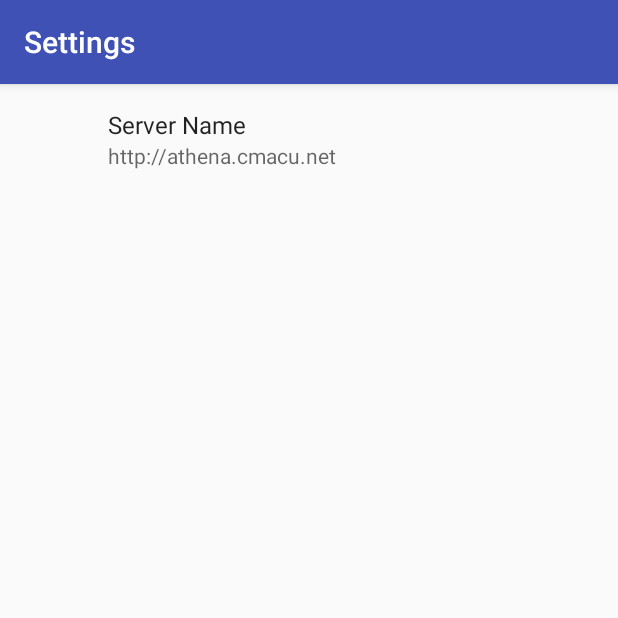
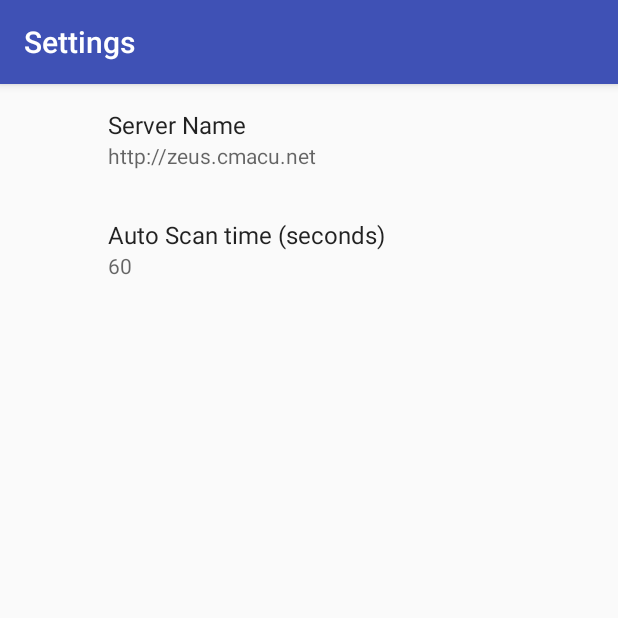
Before and after one commit to Crossmatch-Sentry/BarcodeLookup, an Android app: the screen it shows after launch (SettingsActivity), in the options menu, after a tap on "Settings", on a phone screen of 412 x 824 dp, the top half of it. Run offline under Robolectric (Android 15) with nearby library versions, the phone set to English and light mode, and no system bars; our stand-ins replace androidx.preference; libraries missing offline, so code that uses them is left out: com.crossmatch.libbarcode; 7 statements that could not run were skipped.

Commit message:
Update to ver 2.3 which: - Add Scan button to allow scanning to happen without having to press the trigger. - Add Auto Scan button to allow automatic scanning every X seconds where X is a new configurable Setting value. - ignore Goolgle Play check requirement for apps must target API level 30 or higher.

```diff
--- a/app/src/main/AndroidManifest.xml
+++ b/app/src/main/AndroidManifest.xml
@@ -5,6 +5,7 @@
     <uses-permission android:name="android.permission.INTERNET"/>
     <uses-permission android:name="android.permission.ACCESS_WIFI_STATE"/>
     <uses-permission android:name="android.permission.ACCESS_NETWORK_STATE"/>
+    <uses-permission android:name="android.permission.ACCESS_FINE_LOCATION"/>
     <uses-permission android:name="android.permission.WAKE_LOCK"/>
     <uses-permission android:name="android.permission.BLUETOOTH"/>
     <uses-permission android:name="android.permission.BLUETOOTH_ADMIN"/>
--- a/app/src/main/java/com/crossmatch/barcodelookup/BarcodeActivity.java
+++ b/app/src/main/java/com/crossmatch/barcodelookup/BarcodeActivity.java
@@ -1,6 +1,5 @@
 package com.crossmatch.barcodelookup;
 
-import android.app.Activity;
 import android.app.AlertDialog;
 import android.app.ProgressDialog;
 import android.content.Context;
@@ -11,18 +10,21 @@ import android.graphics.Bitmap;
 import android.net.wifi.SupplicantState;
 import android.net.wifi.WifiInfo;
 import android.net.wifi.WifiManager;
+import android.os.Bundle;
 import android.os.Handler;
 import android.os.Message;
 import android.os.PowerManager;
 import android.preference.PreferenceManager;
 import android.support.v7.app.AppCompatActivity;
-import android.os.Bundle;
 import android.util.Log;
 import android.view.Menu;
 import android.view.MenuInflater;
 import android.view.MenuItem;
+import android.view.View;
 import android.view.Window;
-import android.webkit.*;
+import android.webkit.WebView;
+import android.webkit.WebViewClient;
+import android.widget.Button;
 import android.widget.TextView;
 import android.widget.Toast;
 
@@ -30,17 +32,21 @@ import com.crossmatch.libbarcode.LibBarcode;
 import com.crossmatch.libbarcode.LibBarcode.Devices;
 
 import java.util.Timer;
+import java.util.TimerTask;
 
-public class BarcodeActivity extends AppCompatActivity {
+public class BarcodeActivity extends AppCompatActivity  {
 
     private static final String LOG_TAG = "BarcodeActivity";
     //private static String lookupBaseURL = "http://athena.cmacu.net/cgi-bin/vmwmsgs.pl?command=Retrieve&name=wanted.jpg";
 
     private int pageTimeout = 10;     // how long to wait (in seconds) for the image to load
+    volatile boolean autoScanThread = false;
 
     private TextView barcodeText;
     public static LibBarcode lb;
-    public static BarcodeListener bl;
+    public  BarcodeListener bl;
+    private Button singleScanButton;
+    private Button autoScanButton;
     public static Handler uiUpdateHandler;
 
     public static final int MESSAGE_BARCODE_STRING = 1;
@@ -62,6 +68,7 @@ public class BarcodeActivity extends AppCompatActivity {
     private TextView rssiText;
     private TextView ssidText;
     private Timer timer;
+    private TimerTask timerTask;
     private ProgressDialog progressLoadUrl;
     private LookupWebViewClient webViewClient;
 
@@ -77,18 +84,20 @@ public class BarcodeActivity extends AppCompatActivity {
 
         PreferenceManager.setDefaultValues(this, R.xml.preferences, false);
 
-        barcodeText = (TextView) findViewById(R.id.console);
+        barcodeText = findViewById(R.id.console);
         //barcodeText.setText("Barcode Lookup");
-        rssiText = (TextView) findViewById(R.id.textViewrssi);
-        ssidText = (TextView)findViewById(R.id.textViewssid);
-        linkspeedText = (TextView)findViewById(R.id.textViewspeed);
-        myWebView = (WebView)findViewById(R.id.webview);
+        rssiText = findViewById(R.id.textViewrssi);
+        ssidText = findViewById(R.id.textViewssid);
+        linkspeedText = findViewById(R.id.textViewspeed);
+        myWebView = findViewById(R.id.webview);
+        singleScanButton = findViewById(R.id.scan_button);
+        autoScanButton = findViewById(R.id.autoscan_btn);
 
         if (lb != null) lb.close();
         lb = new LibBarcode(this, Devices.BARCODE_JE227);
 
         PowerManager pm = (PowerManager) getSystemService(Context.POWER_SERVICE);
-        wl = pm.newWakeLock(PowerManager.FULL_WAKE_LOCK | PowerManager.ACQUIRE_CAUSES_WAKEUP | PowerManager.ON_AFTER_RELEASE, "CMBARCODE");
+        wl = pm.newWakeLock(PowerManager.PARTIAL_WAKE_LOCK | PowerManager.ACQUIRE_CAUSES_WAKEUP | PowerManager.ON_AFTER_RELEASE, "CMBARCODE:hidwl");
 
         wifiManager = (WifiManager) getApplicationContext().getSystemService(Context.WIFI_SERVICE);
 
@@ -181,13 +190,77 @@ public class BarcodeActivity extends AppCompatActivity {
         }
     }
 
+
+    // Toggle soft scan trigger from UI onClick() event
+    // Use SOFT_SCAN_TRIGGER: http://techdocs.zebra.com/datawedge/latest/guide/api/softscantrigger/
+    public void AutoScanEnable (View view){
+        Log.i(LOG_TAG,"Configure auto scan.");
+        if (autoScanThread) {
+            Log.i(LOG_TAG,"Stopping auto scan...");
+            lb.triggerCapture(LibBarcode.TriggerCapture.STOP);
+            autoScanButton.setText(R.string.autoscan_start_btn);
+            singleScanButton.setEnabled(true);
+            autoScanThread = false;
+            stoptimertask(view);
+        } else {
+            Log.i(LOG_TAG,"Starting auto scan...");
+            autoScanButton.setText(R.string.autoscan_stop_btn);
+            singleScanButton.setEnabled(false);
+            startTimer();
+        }
+    }
+
+    public void startTimer() {
+        timer = new Timer();
+
+        //initialize the TimerTask's job
+        initializeTimerTask();
+
+        Log.i(LOG_TAG, "Auto scan timer starts: "+ autoScanThread);
+
+        SharedPreferences sharedPref = PreferenceManager.getDefaultSharedPreferences(this);
+        String scantime = sharedPref.getString(getString(R.string.pref_scantime_key), "60");
+        //schedule the timer, after the first 5000ms the TimerTask will run every 30000ms
+        timer.schedule(timerTask, 5000, Integer.parseInt(scantime) * 1000L);
+    }
+
+    public void stoptimertask(View v) {
+        Log.i(LOG_TAG, "Stopping timer task");
+        //stop the timer, if it's not already null
+        if (timer != null) {
+            timer.cancel();
+            timer = null;
+        }
+    }
+
+    public void initializeTimerTask() {
+        autoScanThread = true;
+        timerTask = new TimerTask() {
+            public void run() {
+
+                //use a handler to run a toast that shows the current timestamp
+                uiUpdateHandler.post(new Runnable() {
+                    public void run() {
+                        lb.triggerCapture(LibBarcode.TriggerCapture.START);
+                    }
+                });
+            }
+        };
+    }
+
+    // Toggle soft scan trigger from UI onClick() event
+    // Use SOFT_SCAN_TRIGGER: http://techdocs.zebra.com/datawedge/latest/guide/api/softscantrigger/
+    public void ToggleSoftScanTrigger (View view){
+        lb.triggerCapture(LibBarcode.TriggerCapture.START);
+    }
+
     private void DisplayImageURL(String barcode) {
         SharedPreferences sharedPref = PreferenceManager.getDefaultSharedPreferences(this);
         String host = sharedPref.getString(getString(R.string.pref_url_key), "athena.cmacu.net");
         StringBuilder url = new StringBuilder(host);
         url.append("/cgi-bin/vmwmsgs.pl?command=Retrieve&name=wanted.jpg&SerialNum=");
         url.append(barcode);
-        Log.i(LOG_TAG,"URL: "+url.toString());
+        Log.i(LOG_TAG,"URL: "+ url);
         webViewClient = new LookupWebViewClient(pageTimeout);
         myWebView.setWebViewClient(webViewClient);
         loadUrl(url.toString());
@@ -259,7 +332,7 @@ public class BarcodeActivity extends AppCompatActivity {
                     }
                 }
             };
-            timeoutHandler.postDelayed(run, this.timeout*1000);
+            timeoutHandler.postDelayed(run, this.timeout* 1000L);
         }
 
         @Override
@@ -374,6 +447,10 @@ public class BarcodeActivity extends AppCompatActivity {
         super.onResume();
 
         Log.i(LOG_TAG, "onResume");
+        // restart auto scan if it was enabled
+        if (autoScanThread) {
+            startTimer();
+        }
         if (lb != null) {
             bl = new BarcodeListener(this, uiUpdateHandler);
             lb.resume();
--- a/app/src/main/java/com/crossmatch/barcodelookup/SettingsActivity.java
+++ b/app/src/main/java/com/crossmatch/barcodelookup/SettingsActivity.java
@@ -5,6 +5,7 @@ import android.support.v7.app.AppCompatActivity;
 
 public class SettingsActivity extends AppCompatActivity {
     public static final String KEY_PREF_URL = "url_preference";
+    public static final String KEY_PREF_SCANTIME = "scantime_preference";
 
     @Override
     protected void onCreate(Bundle savedInstanceState) {
--- a/app/src/main/java/com/crossmatch/barcodelookup/SettingsFragment.java
+++ b/app/src/main/java/com/crossmatch/barcodelookup/SettingsFragment.java
@@ -28,6 +28,7 @@ public class SettingsFragment extends PreferenceFragmentCompat implements Shared
 
 
         onSharedPreferenceChanged(sharedPreferences, SettingsActivity.KEY_PREF_URL);
+        onSharedPreferenceChanged(sharedPreferences, SettingsActivity.KEY_PREF_SCANTIME);
 
     }
 
@@ -50,6 +51,13 @@ public class SettingsFragment extends PreferenceFragmentCompat implements Shared
             pref.setSummary(pref.getText());
 
         }
+        if (key.equals(SettingsActivity.KEY_PREF_SCANTIME)) {
+
+            EditTextPreference pref;
+            pref = (EditTextPreference) findPreference(SettingsActivity.KEY_PREF_SCANTIME);
+            pref.setSummary(pref.getText());
+
+        }
     }
 
     @Override
--- a/app/src/main/res/values/strings.xml
+++ b/app/src/main/res/values/strings.xml
@@ -9,7 +9,7 @@
     <string name="wifi_linkspeed">0</string>
     <string name="barcode">--Barcode--</string>
     <string name="CONNECTING_TITLE">Lookup</string>
-    <string name="CONNECTING_MSG">Loading...</string>
+    <string name="CONNECTING_MSG">Loading…</string>
     <string name="TIMEOUT_MSG">Timed out</string>
     <string name="SERVER_ERROR_MESSAGE">Server error</string>
     <string name="TIMEOUT_TITLE">Timeout</string>
@@ -21,5 +21,12 @@
     <string name="url_title">Server Name</string>
     <string name="url_summary">hostname or IP address</string>
     <string name="title_activity_settings">Settings</string>
-    <string name="default_url">http://athena.cmacu.net</string>
+    <string name="default_url">http://zeus.cmacu.net</string>
+    <string name="scan_btn_text">Single Scan</string>
+    <string name="autoscan_btn_text">Auto Scan</string>
+    <string name="autoscan_start_btn">Auto Start</string>
+    <string name="autoscan_stop_btn">Auto Stop</string>
+    <string name="pref_scantime_key">scantime_preference</string>
+    <string name="pref_scantime_title">Auto Scan time (seconds)</string>
+    <string name="pref_scantime_summary">time between scans in seconds</string>
 </resources>
--- a/app/src/main/res/xml/preferences.xml
+++ b/app/src/main/res/xml/preferences.xml
@@ -8,4 +8,11 @@
         android:singleLine="true"
         android:summary="@string/url_summary"
         android:title="@string/url_title" />
+    <EditTextPreference
+        android:defaultValue="60    "
+        android:key="scantime_preference"
+        android:selectAllOnFocus="true"
+        android:singleLine="true"
+        android:summary="@string/pref_scantime_summary"
+        android:title="@string/pref_scantime_title" />
 </PreferenceScreen>
--- a/build.gradle
+++ b/build.gradle
@@ -4,7 +4,7 @@ buildscript {
 
     repositories {
         google()
-        jcenter()
+        mavenCentral()
     }
     dependencies {
         classpath 'com.android.tools.build:gradle:3.4.2'
@@ -18,7 +18,7 @@ buildscript {
 allprojects {
     repositories {
         google()
-        jcenter()
+        mavenCentral()
     }
 }
 
```
Also changed, not shown: app/build.gradle (+11 -2 lines), app/src/main/res/layout/activity_barcode.xml (+44 -32 lines).
